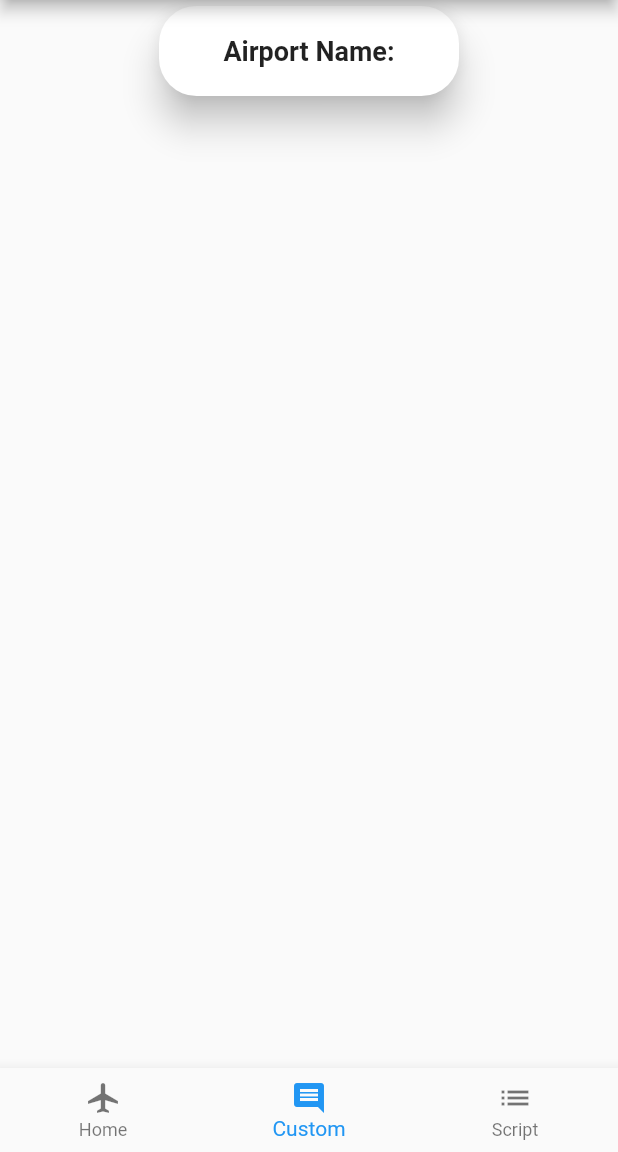
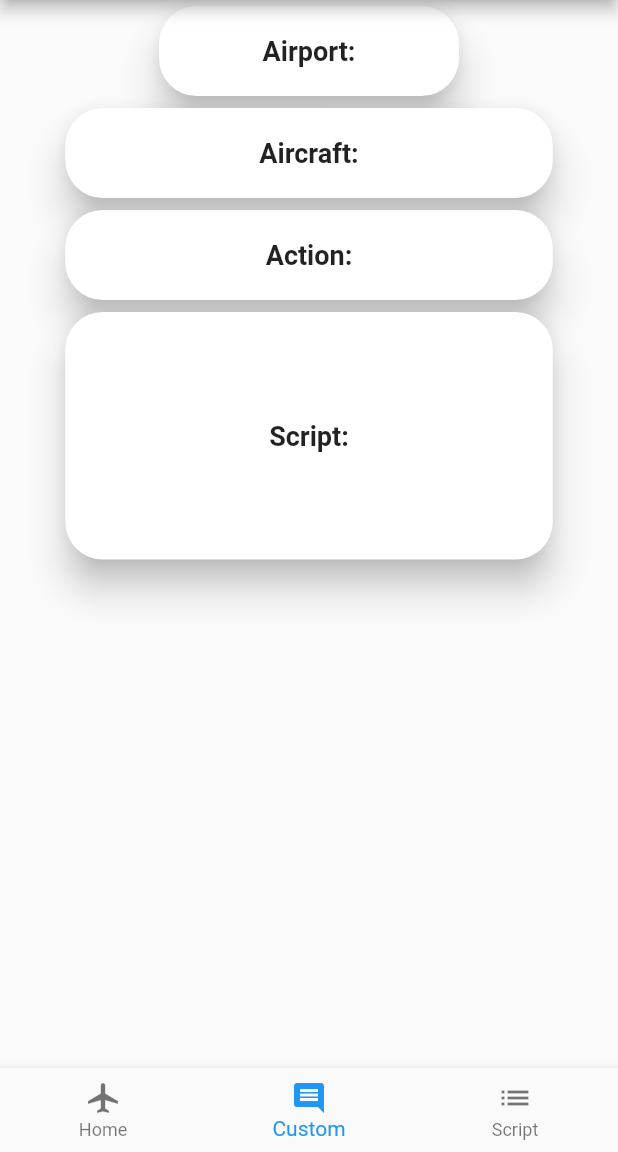
Before and after one commit to stahlie/PilotVoice, a Flutter app: the screen it shows after launch, on a phone screen of 412 x 824 dp, the part 84-1236 px from its top. Run offline on Flutter 3.47's test engine with Material 2 defaults, Android fonts, the phone set to English and light mode, and no system bars.

Commit message:
added 3 more cards on custom screen

```diff
--- a/lib/CustomScreen.dart
+++ b/lib/CustomScreen.dart
@@ -22,7 +22,85 @@ class CustomScreen extends StatelessWidget {
                   children: <Widget>[
                     Expanded (
                       child: new Text(
-                        'Airport Name:',
+                        'Airport:',
+                        textAlign: TextAlign.center,
+                        style: TextStyle(
+                          fontFamily: 'Roboto',
+                          fontWeight: FontWeight.bold,
+                          fontSize: 18.0,
+                        ),
+                      ),
+                    ),
+                  ],
+                ),
+              ),
+            ),
+            Card(
+              color: Colors.white,
+              elevation: 10.0,
+              shape: RoundedRectangleBorder(
+                borderRadius: BorderRadius.circular(25.0),
+              ),
+              child: Container(
+                height: 60.0,
+                width: 325.0,
+                child: Row(
+                  children: <Widget>[
+                    Expanded (
+                      child: new Text(
+                        'Aircraft:',
+                        textAlign: TextAlign.center,
+                        style: TextStyle(
+                          fontFamily: 'Roboto',
+                          fontWeight: FontWeight.bold,
+                          fontSize: 18.0,
+                        ),
+                      ),
+                    ),
+                  ],
+                ),
+              ),
+            ),
+            Card(
+              color: Colors.white,
+              elevation: 10.0,
+              shape: RoundedRectangleBorder(
+                borderRadius: BorderRadius.circular(25.0),
+              ),
+              child: Container(
+                height: 60.0,
+                width: 325.0,
+                child: Row(
+                  children: <Widget>[
+                    Expanded (
+                      child: new Text(
+                        'Action:',
+                        textAlign: TextAlign.center,
+                        style: TextStyle(
+                          fontFamily: 'Roboto',
+                          fontWeight: FontWeight.bold,
+                          fontSize: 18.0,
+                        ),
+                      ),
+                    ),
+                  ],
+                ),
+              ),
+            ),
+            Card(
+              color: Colors.white,
+              elevation: 10.0,
+              shape: RoundedRectangleBorder(
+                borderRadius: BorderRadius.circular(25.0),
+              ),
+              child: Container(
+                height: 165.0,
+                width: 325.0,
+                child: Row(
+                  children: <Widget>[
+                    Expanded (
+                      child: new Text(
+                        'Script:',
                         textAlign: TextAlign.center,
                         style: TextStyle(
                           fontFamily: 'Roboto',
```
